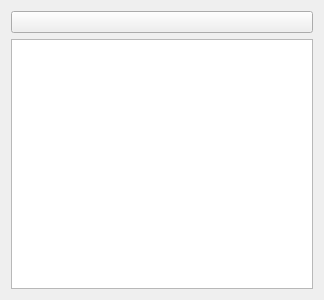
Qt form qsequoia2/scripts/forest_data/forest_data.ui (SequoiApp/Qsequoia2) before a commit.
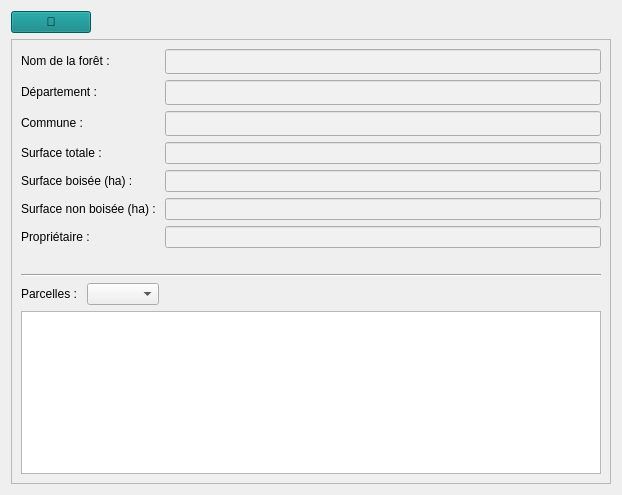
The same form after that commit.

Commit message: import get_forest_data UI

The edit to the form file:
```diff
--- a/qsequoia2/scripts/forest_data/forest_data.ui
+++ b/qsequoia2/scripts/forest_data/forest_data.ui
@@ -6,8 +6,8 @@
    <rect>
     <x>0</x>
     <y>0</y>
-    <width>324</width>
-    <height>300</height>
+    <width>622</width>
+    <height>495</height>
    </rect>
   </property>
   <property name="windowTitle">
@@ -15,23 +15,270 @@
   </property>
   <layout class="QVBoxLayout" name="verticalLayout">
    <item>
-    <widget class="QPushButton" name="btn_update">
-     <property name="sizePolicy">
-      <sizepolicy hsizetype="Expanding" vsizetype="Fixed">
-       <horstretch>0</horstretch>
-       <verstretch>0</verstretch>
-      </sizepolicy>
-     </property>
-     <property name="toolTip">
-      <string>Actualisation des données</string>
-     </property>
-     <property name="text">
-      <string/>
-     </property>
-    </widget>
+    <layout class="QHBoxLayout" name="refreshLayout">
+     <item>
+      <widget class="QPushButton" name="actu">
+       <property name="toolTip">
+        <string>Actualiser les données</string>
+       </property>
+       <property name="styleSheet">
+        <string notr="true">background-color: rgb(0, 128, 128);
+</string>
+       </property>
+       <property name="text">
+        <string>🔄</string>
+       </property>
+      </widget>
+     </item>
+     <item>
+      <spacer name="horizontalSpacer">
+       <property name="orientation">
+        <enum>Qt::Horizontal</enum>
+       </property>
+       <property name="sizeHint" stdset="0">
+        <size>
+         <width>0</width>
+         <height>0</height>
+        </size>
+       </property>
+      </spacer>
+     </item>
+    </layout>
    </item>
    <item>
-    <widget class="QTextBrowser" name="txt_html"/>
+    <widget class="QScrollArea" name="scrollArea">
+     <property name="widgetResizable">
+      <bool>true</bool>
+     </property>
+     <widget class="QWidget" name="scrollAreaWidgetContents">
+      <property name="geometry">
+       <rect>
+        <x>0</x>
+        <y>0</y>
+        <width>598</width>
+        <height>434</height>
+       </rect>
+      </property>
+      <layout class="QFormLayout" name="formLayout">
+       <item row="0" column="0">
+        <widget class="QLabel" name="label_forest_name">
+         <property name="text">
+          <string>Nom de la forêt :</string>
+         </property>
+        </widget>
+       </item>
+       <item row="0" column="1">
+        <widget class="QLineEdit" name="forest_name_edit">
+         <property name="enabled">
+          <bool>true</bool>
+         </property>
+         <property name="font">
+          <font>
+           <family>Garamond</family>
+           <pointsize>9</pointsize>
+           <weight>9</weight>
+           <italic>false</italic>
+           <bold>false</bold>
+          </font>
+         </property>
+         <property name="styleSheet">
+          <string notr="true">background-color: rgb(241, 241, 241);
+border-color: rgb(241, 241, 241);
+font: 75 9pt &quot;Garamond&quot;;</string>
+         </property>
+         <property name="readOnly">
+          <bool>true</bool>
+         </property>
+        </widget>
+       </item>
+       <item row="1" column="0">
+        <widget class="QLabel" name="label_departement">
+         <property name="text">
+          <string>Département :</string>
+         </property>
+        </widget>
+       </item>
+       <item row="1" column="1">
+        <widget class="QLineEdit" name="departement_edit">
+         <property name="enabled">
+          <bool>true</bool>
+         </property>
+         <property name="font">
+          <font>
+           <family>Garamond</family>
+           <pointsize>9</pointsize>
+           <weight>50</weight>
+           <italic>false</italic>
+           <bold>false</bold>
+          </font>
+         </property>
+         <property name="styleSheet">
+          <string notr="true">background-color: rgb(241, 241, 241);
+border-color: rgb(241, 241, 241);
+font: 9pt &quot;Garamond&quot;;</string>
+         </property>
+         <property name="readOnly">
+          <bool>true</bool>
+         </property>
+        </widget>
+       </item>
+       <item row="2" column="0">
+        <widget class="QLabel" name="label_city">
+         <property name="text">
+          <string>Commune :</string>
+         </property>
+        </widget>
+       </item>
+       <item row="2" column="1">
+        <widget class="QLineEdit" name="city_edit">
+         <property name="enabled">
+          <bool>true</bool>
+         </property>
+         <property name="font">
+          <font>
+           <family>Garamond</family>
+           <pointsize>9</pointsize>
+           <weight>50</weight>
+           <italic>false</italic>
+           <bold>false</bold>
+          </font>
+         </property>
+         <property name="styleSheet">
+          <string notr="true">background-color: rgb(241, 241, 241);
+border-color: rgb(241, 241, 241);
+font: 9pt &quot;Garamond&quot;;</string>
+         </property>
+         <property name="readOnly">
+          <bool>true</bool>
+         </property>
+        </widget>
+       </item>
+       <item row="3" column="0">
+        <widget class="QLabel" name="label_surface">
+         <property name="text">
+          <string>Surface totale :</string>
+         </property>
+        </widget>
+       </item>
+       <item row="3" column="1">
+        <widget class="QLineEdit" name="surface_edit">
+         <property name="enabled">
+          <bool>true</bool>
+         </property>
+         <property name="styleSheet">
+          <string notr="true">background-color: rgb(241, 241, 241);
+border-color: rgb(241, 241, 241);
+font: 9pt &quot;Garamond&quot;;</string>
+         </property>
+         <property name="readOnly">
+          <bool>true</bool>
+         </property>
+        </widget>
+       </item>
+       <item row="4" column="0">
+        <widget class="QLabel" name="label_surface_boisee">
+         <property name="text">
+          <string>Surface boisée (ha) :</string>
+         </property>
+        </widget>
+       </item>
+       <item row="4" column="1">
+        <widget class="QLineEdit" name="surface_boisee_edit">
+         <property name="enabled">
+          <bool>true</bool>
+         </property>
+         <property name="styleSheet">
+          <string notr="true">background-color: rgb(241, 241, 241);
+border-color: rgb(241, 241, 241);
+font: 9pt &quot;Garamond&quot;;</string>
+         </property>
+         <property name="readOnly">
+          <bool>true</bool>
+         </property>
+        </widget>
+       </item>
+       <item row="5" column="0">
+        <widget class="QLabel" name="label_surface_non_boisee">
+         <property name="text">
+          <string>Surface non boisée (ha) :</string>
+         </property>
+        </widget>
+       </item>
+       <item row="5" column="1">
+        <widget class="QLineEdit" name="surface_non_boisee_edit">
+         <property name="enabled">
+          <bool>true</bool>
+         </property>
+         <property name="styleSheet">
+          <string notr="true">background-color: rgb(241, 241, 241);
+border-color: rgb(241, 241, 241);
+font: 9pt &quot;Garamond&quot;;</string>
+         </property>
+         <property name="readOnly">
+          <bool>true</bool>
+         </property>
+        </widget>
+       </item>
+       <item row="6" column="0">
+        <widget class="QLabel" name="label_owner">
+         <property name="text">
+          <string>Propriétaire :</string>
+         </property>
+        </widget>
+       </item>
+       <item row="6" column="1">
+        <widget class="QLineEdit" name="owner_edit">
+         <property name="enabled">
+          <bool>true</bool>
+         </property>
+         <property name="styleSheet">
+          <string notr="true">background-color: rgb(241, 241, 241);
+border-color: rgb(241, 241, 241);
+font: 9pt &quot;Garamond&quot;;</string>
+         </property>
+         <property name="readOnly">
+          <bool>true</bool>
+         </property>
+        </widget>
+       </item>
+       <item row="7" column="0">
+        <widget class="QLabel" name="label">
+         <property name="text">
+          <string/>
+         </property>
+        </widget>
+       </item>
+       <item row="9" column="0">
+        <layout class="QHBoxLayout" name="horizontalLayout_3">
+         <item>
+          <widget class="QLabel" name="label_2">
+           <property name="text">
+            <string>Parcelles : </string>
+           </property>
+          </widget>
+         </item>
+         <item>
+          <widget class="QComboBox" name="cb_parcelle"/>
+         </item>
+        </layout>
+       </item>
+       <item row="10" column="0" colspan="2">
+        <widget class="QTableWidget" name="forestTable"/>
+       </item>
+       <item row="8" column="0" colspan="2">
+        <layout class="QHBoxLayout" name="horizontalLayout_4">
+         <item>
+          <widget class="Line" name="line_2">
+           <property name="orientation">
+            <enum>Qt::Horizontal</enum>
+           </property>
+          </widget>
+         </item>
+        </layout>
+       </item>
+      </layout>
+     </widget>
+    </widget>
    </item>
   </layout>
  </widget>
```
Left out of the diff: 8 changed lines with no effect on the pictures. The commit also changes 8 other files.
